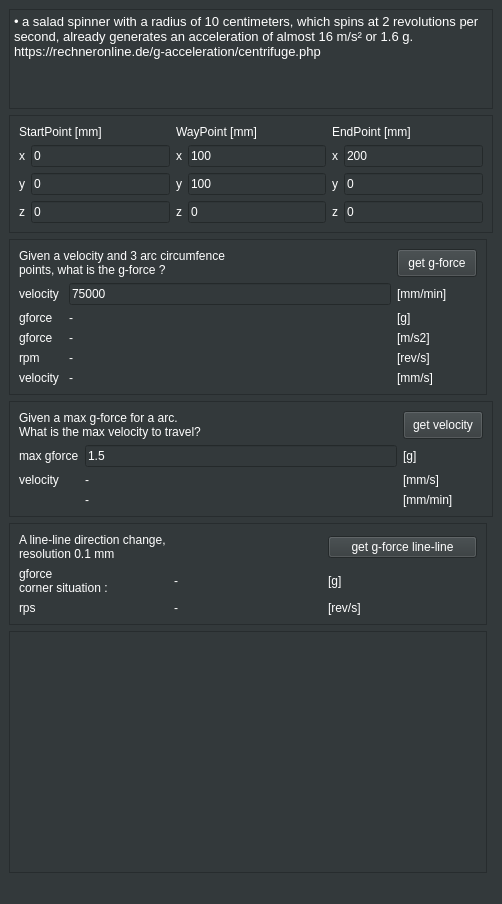
First picture: the form in mainwindow.ui, repository grotius-cnc/g_force_impact_evaluator, before the edit.
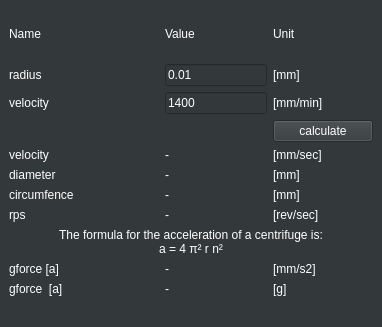
Second picture: the form after the edit.

Diff of the .ui file:
```diff
--- a/mainwindow.ui
+++ b/mainwindow.ui
@@ -6,15 +6,12 @@
    <rect>
     <x>0</x>
     <y>0</y>
-    <width>502</width>
-    <height>904</height>
+    <width>382</width>
+    <height>327</height>
    </rect>
   </property>
   <property name="windowTitle">
-   <string>G-force 3d calculator</string>
-  </property>
-  <property name="autoFillBackground">
-   <bool>false</bool>
+   <string>Gforce centrifugal calculator</string>
   </property>
   <property name="styleSheet">
    <string notr="true">background-color: rgb(51, 57, 59);
@@ -22,549 +19,269 @@
 </string>
   </property>
   <widget class="QWidget" name="centralwidget">
-   <property name="autoFillBackground">
-    <bool>false</bool>
-   </property>
-   <property name="styleSheet">
-    <string notr="true">background-color: rgb(51, 57, 59);
-color: rgb(255, 255, 255);
-</string>
-   </property>
-   <layout class="QGridLayout" name="gridLayout_11">
-    <item row="3" column="0" colspan="2">
-     <widget class="QFrame" name="frame">
-      <property name="frameShape">
-       <enum>QFrame::StyledPanel</enum>
-      </property>
-      <property name="frameShadow">
-       <enum>QFrame::Raised</enum>
-      </property>
-      <layout class="QGridLayout" name="gridLayout_7">
-       <item row="0" column="0">
-        <layout class="QGridLayout" name="gridLayout_6">
+   <layout class="QGridLayout" name="gridLayout_2">
+    <item row="1" column="0">
+     <layout class="QGridLayout" name="gridLayout_4">
+      <item row="3" column="2">
+       <widget class="QPushButton" name="pushButton_calculate">
+        <property name="text">
+         <string>calculate</string>
+        </property>
+       </widget>
+      </item>
+      <item row="1" column="1">
+       <widget class="QLineEdit" name="lineEdit_accuracy">
+        <property name="text">
+         <string>0.01</string>
+        </property>
+       </widget>
+      </item>
+      <item row="1" column="2">
+       <widget class="QLabel" name="label_2">
+        <property name="minimumSize">
+         <size>
+          <width>100</width>
+          <height>0</height>
+         </size>
+        </property>
+        <property name="text">
+         <string>[mm]</string>
+        </property>
+       </widget>
+      </item>
+      <item row="2" column="1">
+       <widget class="QLineEdit" name="lineEdit_velocity">
+        <property name="text">
+         <string>1400</string>
+        </property>
+       </widget>
+      </item>
+      <item row="2" column="0">
+       <widget class="QLabel" name="label_5">
+        <property name="minimumSize">
+         <size>
+          <width>150</width>
+          <height>0</height>
+         </size>
+        </property>
+        <property name="text">
+         <string>velocity</string>
+        </property>
+       </widget>
+      </item>
+      <item row="2" column="2">
+       <widget class="QLabel" name="label_6">
+        <property name="text">
+         <string>[mm/min]</string>
+        </property>
+       </widget>
+      </item>
          <item row="1" column="0">
+       <widget class="QLabel" name="label">
+        <property name="minimumSize">
+         <size>
+          <width>150</width>
+          <height>0</height>
+         </size>
+        </property>
+        <property name="text">
+         <string>radius</string>
+        </property>
+       </widget>
+      </item>
+      <item row="0" column="2">
+       <widget class="QLabel" name="label_18">
+        <property name="text">
+         <string>Unit</string>
+        </property>
+       </widget>
+      </item>
+      <item row="0" column="1">
           <widget class="QLabel" name="label_19">
            <property name="text">
-            <string>max gforce</string>
+         <string>Value</string>
            </property>
           </widget>
          </item>
-         <item row="2" column="0">
+      <item row="0" column="0">
           <widget class="QLabel" name="label_20">
            <property name="text">
-            <string>velocity</string>
+         <string>Name</string>
            </property>
           </widget>
          </item>
-         <item row="2" column="1">
-          <widget class="QLabel" name="label_max_velocity_mm_sec">
-           <property name="text">
-            <string>-</string>
-           </property>
-          </widget>
-         </item>
-         <item row="2" column="2">
-          <widget class="QLabel" name="label_23">
-           <property name="text">
-            <string>[mm/s]</string>
-           </property>
-          </widget>
-         </item>
-         <item row="3" column="1">
-          <widget class="QLabel" name="label_max_velocity_mm_min">
-           <property name="text">
-            <string>-</string>
-           </property>
-          </widget>
-         </item>
-         <item row="3" column="2">
-          <widget class="QLabel" name="label_25">
-           <property name="text">
-            <string>[mm/min]</string>
-           </property>
-          </widget>
-         </item>
-         <item row="1" column="1">
-          <widget class="QLineEdit" name="lineEdit_max_gforce">
-           <property name="text">
-            <string>1.5</string>
-           </property>
-          </widget>
-         </item>
-         <item row="1" column="2">
-          <widget class="QLabel" name="label_29">
-           <property name="text">
-            <string>[g]</string>
-           </property>
-          </widget>
-         </item>
-         <item row="0" column="0" colspan="2">
-          <widget class="QLabel" name="label_22">
-           <property name="text">
-            <string>Given a max g-force for a arc. 
-What is the max velocity to travel?</string>
-           </property>
-          </widget>
-         </item>
-         <item row="0" column="2">
-          <widget class="QPushButton" name="pushButton_get_max_velocity">
-           <property name="sizePolicy">
-            <sizepolicy hsizetype="Preferred" vsizetype="Preferred">
-             <horstretch>0</horstretch>
-             <verstretch>0</verstretch>
-            </sizepolicy>
-           </property>
-           <property name="text">
-            <string>get velocity</string>
-           </property>
-          </widget>
-         </item>
-        </layout>
-       </item>
-      </layout>
-     </widget>
+     </layout>
     </item>
     <item row="2" column="0">
-     <widget class="QFrame" name="frame_2">
-      <property name="frameShape">
-       <enum>QFrame::StyledPanel</enum>
-      </property>
-      <property name="frameShadow">
-       <enum>QFrame::Raised</enum>
-      </property>
-      <layout class="QGridLayout" name="gridLayout_8">
+     <layout class="QGridLayout" name="gridLayout">
        <item row="0" column="0">
-        <layout class="QGridLayout" name="gridLayout_4">
-         <item row="2" column="1">
-          <widget class="QLabel" name="label_g_force">
+       <widget class="QLabel" name="label_9">
            <property name="text">
-            <string>-</string>
+         <string>velocity</string>
            </property>
           </widget>
          </item>
-         <item row="3" column="2">
-          <widget class="QLabel" name="label_21">
-           <property name="text">
-            <string>[m/s2]</string>
-           </property>
-          </widget>
-         </item>
-         <item row="4" column="1">
-          <widget class="QLabel" name="label_rev_sec">
-           <property name="text">
-            <string>-</string>
-           </property>
-          </widget>
-         </item>
-         <item row="4" column="2">
-          <widget class="QLabel" name="label_26">
-           <property name="text">
-            <string>[rev/s]</string>
-           </property>
-          </widget>
-         </item>
-         <item row="4" column="0">
+      <item row="6" column="0">
           <widget class="QLabel" name="label_16">
            <property name="text">
-            <string>rpm</string>
+         <string>gforce  [a]</string>
            </property>
           </widget>
          </item>
-         <item row="5" column="2">
-          <widget class="QLabel" name="label_27">
-           <property name="text">
-            <string>[mm/s]</string>
-           </property>
-          </widget>
-         </item>
-         <item row="2" column="0">
-          <widget class="QLabel" name="label_13">
-           <property name="text">
-            <string>gforce</string>
-           </property>
-          </widget>
-         </item>
-         <item row="3" column="1">
-          <widget class="QLabel" name="label_g_force_ms2">
-           <property name="text">
-            <string>-</string>
-           </property>
-          </widget>
-         </item>
-         <item row="1" column="1">
-          <widget class="QLineEdit" name="lineEdit_speed">
-           <property name="text">
-            <string>75000</string>
-           </property>
-          </widget>
-         </item>
-         <item row="5" column="0">
+      <item row="2" column="2">
           <widget class="QLabel" name="label_15">
            <property name="text">
-            <string>velocity </string>
+         <string>[mm]</string>
            </property>
           </widget>
          </item>
-         <item row="3" column="0">
+      <item row="6" column="2">
           <widget class="QLabel" name="label_17">
            <property name="text">
-            <string>gforce </string>
-           </property>
-          </widget>
-         </item>
-         <item row="5" column="1">
-          <widget class="QLabel" name="label_speed_mm_sec">
-           <property name="text">
-            <string>-</string>
-           </property>
-          </widget>
-         </item>
-         <item row="2" column="2">
-          <widget class="QLabel" name="label_24">
-           <property name="text">
             <string>[g]</string>
            </property>
           </widget>
          </item>
-         <item row="1" column="2">
-          <widget class="QLabel" name="label_28">
-           <property name="text">
-            <string>[mm/min]</string>
-           </property>
-          </widget>
-         </item>
-         <item row="1" column="0">
-          <widget class="QLabel" name="label_14">
-           <property name="text">
-            <string>velocity </string>
-           </property>
-          </widget>
-         </item>
-         <item row="0" column="0" colspan="2">
-          <widget class="QLabel" name="label_18">
-           <property name="text">
-            <string>Given a velocity and 3 arc circumfence
-points, what is the g-force ?</string>
-           </property>
-          </widget>
-         </item>
-         <item row="0" column="2">
-          <widget class="QPushButton" name="pushButton_get_gforce">
-           <property name="sizePolicy">
-            <sizepolicy hsizetype="Preferred" vsizetype="Preferred">
-             <horstretch>0</horstretch>
-             <verstretch>0</verstretch>
-            </sizepolicy>
-           </property>
-           <property name="text">
-            <string>get g-force</string>
-           </property>
-          </widget>
-         </item>
-        </layout>
-       </item>
-      </layout>
-     </widget>
-    </item>
-    <item row="1" column="0" colspan="2">
-     <widget class="QFrame" name="frame_3">
-      <property name="frameShape">
-       <enum>QFrame::StyledPanel</enum>
-      </property>
-      <property name="frameShadow">
-       <enum>QFrame::Raised</enum>
-      </property>
-      <layout class="QGridLayout" name="gridLayout_10">
-       <item row="0" column="0">
-        <layout class="QGridLayout" name="gridLayout_5">
-         <item row="0" column="0">
-          <layout class="QGridLayout" name="gridLayout">
-           <item row="3" column="1">
-            <widget class="QLineEdit" name="lineEdit_p0_z">
-             <property name="text">
-              <string>0</string>
-             </property>
-            </widget>
-           </item>
-           <item row="2" column="1">
-            <widget class="QLineEdit" name="lineEdit_p0_y">
-             <property name="text">
-              <string>0</string>
-             </property>
-            </widget>
-           </item>
-           <item row="3" column="0">
+      <item row="5" column="0">
             <widget class="QLabel" name="label_3">
+        <property name="minimumSize">
+         <size>
+          <width>150</width>
+          <height>0</height>
+         </size>
+        </property>
              <property name="text">
-              <string>z</string>
+         <string>gforce [a]</string>
+        </property>
+       </widget>
+      </item>
+      <item row="0" column="1">
+       <widget class="QLabel" name="label_velocity_mm_sec">
+        <property name="text">
+         <string>-</string>
              </property>
             </widget>
            </item>
            <item row="2" column="0">
-            <widget class="QLabel" name="label_2">
+       <widget class="QLabel" name="label_13">
              <property name="text">
-              <string>y</string>
-             </property>
-            </widget>
-           </item>
-           <item row="1" column="0">
-            <widget class="QLabel" name="label">
-             <property name="text">
-              <string>x</string>
+         <string>circumfence</string>
              </property>
             </widget>
            </item>
            <item row="1" column="1">
-            <widget class="QLineEdit" name="lineEdit_p0_x">
+       <widget class="QLabel" name="label_diameter">
              <property name="text">
-              <string>0</string>
+         <string>-</string>
              </property>
             </widget>
            </item>
-           <item row="0" column="0" colspan="2">
+      <item row="5" column="2">
             <widget class="QLabel" name="label_4">
              <property name="text">
-              <string>StartPoint [mm]</string>
-             </property>
-            </widget>
-           </item>
-          </layout>
-         </item>
-         <item row="0" column="1">
-          <layout class="QGridLayout" name="gridLayout_2">
-           <item row="1" column="1">
-            <widget class="QLineEdit" name="lineEdit_p1_x">
-             <property name="text">
-              <string>100</string>
-             </property>
-            </widget>
-           </item>
-           <item row="2" column="1">
-            <widget class="QLineEdit" name="lineEdit_p1_y">
-             <property name="text">
-              <string>100</string>
-             </property>
-            </widget>
-           </item>
-           <item row="3" column="1">
-            <widget class="QLineEdit" name="lineEdit_p1_z">
-             <property name="text">
-              <string>0</string>
-             </property>
-            </widget>
-           </item>
-           <item row="2" column="0">
-            <widget class="QLabel" name="label_5">
-             <property name="text">
-              <string>y</string>
-             </property>
-            </widget>
-           </item>
-           <item row="3" column="0">
-            <widget class="QLabel" name="label_6">
-             <property name="text">
-              <string>z</string>
-             </property>
-            </widget>
-           </item>
-           <item row="1" column="0">
-            <widget class="QLabel" name="label_7">
-             <property name="text">
-              <string>x</string>
-             </property>
-            </widget>
-           </item>
-           <item row="0" column="0" colspan="2">
-            <widget class="QLabel" name="label_8">
-             <property name="text">
-              <string>WayPoint [mm]</string>
-             </property>
-            </widget>
-           </item>
-          </layout>
+         <string>[mm/s2]</string>
+        </property>
+       </widget>
          </item>
          <item row="0" column="2">
-          <layout class="QGridLayout" name="gridLayout_3">
-           <item row="2" column="0">
-            <widget class="QLabel" name="label_9">
-             <property name="text">
-              <string>y</string>
-             </property>
-            </widget>
-           </item>
-           <item row="0" column="0" colspan="2">
-            <widget class="QLabel" name="label_12">
-             <property name="text">
-              <string>EndPoint [mm]</string>
-             </property>
-            </widget>
-           </item>
-           <item row="1" column="0">
             <widget class="QLabel" name="label_11">
              <property name="text">
-              <string>x</string>
+         <string>[mm/sec]</string>
              </property>
             </widget>
            </item>
-           <item row="1" column="1">
-            <widget class="QLineEdit" name="lineEdit_p2_x">
+      <item row="6" column="1">
+       <widget class="QLabel" name="label_gforce_g">
              <property name="text">
-              <string>200</string>
-             </property>
-            </widget>
-           </item>
-           <item row="3" column="1">
-            <widget class="QLineEdit" name="lineEdit_p2_z">
-             <property name="text">
-              <string>0</string>
+         <string>-</string>
              </property>
             </widget>
            </item>
            <item row="2" column="1">
-            <widget class="QLineEdit" name="lineEdit_p2_y">
+       <widget class="QLabel" name="label_circumfence">
              <property name="text">
-              <string>0</string>
+         <string>-</string>
              </property>
             </widget>
            </item>
-           <item row="3" column="0">
+      <item row="3" column="2">
             <widget class="QLabel" name="label_10">
-             <property name="text">
-              <string>z</string>
-             </property>
-            </widget>
-           </item>
-          </layout>
-         </item>
-        </layout>
-       </item>
-      </layout>
-     </widget>
-    </item>
-    <item row="0" column="0" colspan="2">
-     <widget class="QTextBrowser" name="textBrowser">
+        <property name="minimumSize">
+         <size>
+          <width>100</width>
+          <height>0</height>
+         </size>
+        </property>
       <property name="maximumSize">
        <size>
-        <width>16777215</width>
-        <height>100</height>
-       </size>
-      </property>
-      <property name="html">
-       <string>&lt;!DOCTYPE HTML PUBLIC &quot;-//W3C//DTD HTML 4.0//EN&quot; &quot;http://www.w3.org/TR/REC-html40/strict.dtd&quot;&gt;
-&lt;html&gt;&lt;head&gt;&lt;meta name=&quot;qrichtext&quot; content=&quot;1&quot; /&gt;&lt;style type=&quot;text/css&quot;&gt;
-p, li { white-space: pre-wrap; }
-&lt;/style&gt;&lt;/head&gt;&lt;body style=&quot; font-family:'DejaVu Sans Mono'; font-size:10pt; font-weight:400; font-style:normal;&quot;&gt;
-&lt;p style=&quot; margin-top:0px; margin-bottom:0px; margin-left:0px; margin-right:0px; -qt-block-indent:0; text-indent:0px;&quot;&gt;• a salad spinner with a radius of 10 centimeters, which spins at 2 revolutions per second, already generates an acceleration of almost 16 m/s² or 1.6 g.&lt;/p&gt;
-&lt;p style=&quot; margin-top:0px; margin-bottom:0px; margin-left:0px; margin-right:0px; -qt-block-indent:0; text-indent:0px;&quot;&gt;https://rechneronline.de/g-acceleration/centrifuge.php&lt;/p&gt;&lt;/body&gt;&lt;/html&gt;</string>
+          <width>100</width>
+          <height>16777215</height>
+         </size>
+        </property>
+        <property name="text">
+         <string>[rev/sec]</string>
       </property>
      </widget>
     </item>
-    <item row="5" column="0">
-     <widget class="QFrame" name="frame_4">
-      <property name="sizePolicy">
-       <sizepolicy hsizetype="Preferred" vsizetype="Expanding">
-        <horstretch>0</horstretch>
-        <verstretch>0</verstretch>
-       </sizepolicy>
-      </property>
-      <property name="minimumSize">
-       <size>
-        <width>0</width>
-        <height>200</height>
-       </size>
-      </property>
-      <property name="frameShape">
-       <enum>QFrame::StyledPanel</enum>
-      </property>
-      <property name="frameShadow">
-       <enum>QFrame::Raised</enum>
-      </property>
-      <layout class="QGridLayout" name="gridLayout_9">
        <item row="1" column="0">
-        <layout class="QGridLayout" name="gridLayout_opencascade"/>
-       </item>
-      </layout>
-     </widget>
-    </item>
-    <item row="4" column="0">
-     <widget class="QFrame" name="frame_5">
+       <widget class="QLabel" name="label_12">
+        <property name="text">
+         <string>diameter</string>
+        </property>
+       </widget>
+      </item>
+      <item row="3" column="1">
+       <widget class="QLabel" name="label_rps">
       <property name="minimumSize">
        <size>
-        <width>0</width>
-        <height>100</height>
-       </size>
-      </property>
-      <property name="frameShape">
-       <enum>QFrame::StyledPanel</enum>
-      </property>
-      <property name="frameShadow">
-       <enum>QFrame::Raised</enum>
-      </property>
-      <layout class="QGridLayout" name="gridLayout_13">
-       <item row="0" column="0">
-        <layout class="QGridLayout" name="gridLayout_12">
-         <item row="1" column="2">
-          <widget class="QLabel" name="label_32">
-           <property name="text">
-            <string>[g]</string>
-           </property>
-          </widget>
-         </item>
-         <item row="0" column="2">
-          <widget class="QPushButton" name="pushButton_gforce_line_line">
-           <property name="text">
-            <string>get g-force line-line</string>
-           </property>
-          </widget>
-         </item>
-         <item row="1" column="0">
-          <widget class="QLabel" name="label_30">
-           <property name="text">
-            <string>gforce 
-corner situation :</string>
-           </property>
-          </widget>
-         </item>
-         <item row="1" column="1">
-          <widget class="QLabel" name="label_gforce_corner">
+          <width>100</width>
+          <height>0</height>
+         </size>
+        </property>
            <property name="text">
             <string>-</string>
            </property>
           </widget>
          </item>
-         <item row="2" column="0">
-          <widget class="QLabel" name="label_31">
+      <item row="3" column="0">
+       <widget class="QLabel" name="label_8">
+        <property name="minimumSize">
+         <size>
+          <width>150</width>
+          <height>0</height>
+         </size>
+        </property>
            <property name="text">
             <string>rps</string>
            </property>
           </widget>
          </item>
-         <item row="2" column="2">
-          <widget class="QLabel" name="label_33">
+      <item row="1" column="2">
+       <widget class="QLabel" name="label_14">
            <property name="text">
-            <string>[rev/s]</string>
+         <string>[mm]</string>
            </property>
           </widget>
          </item>
-         <item row="2" column="1">
-          <widget class="QLabel" name="label_rps_gforce_corner">
+      <item row="5" column="1">
+       <widget class="QLabel" name="label_gforce_mm_secsec">
            <property name="text">
             <string>-</string>
            </property>
           </widget>
          </item>
-         <item row="0" column="0" colspan="2">
-          <widget class="QLabel" name="label_34">
+      <item row="4" column="0" colspan="3">
+       <widget class="QLabel" name="label_7">
            <property name="text">
-            <string>A line-line direction change, 
-resolution 0.1 mm</string>
-           </property>
+         <string>The formula for the acceleration of a centrifuge is: 
+a = 4 π² r n²</string>
+        </property>
+        <property name="alignment">
+         <set>Qt::AlignCenter</set>
+        </property>
           </widget>
          </item>
         </layout>
-       </item>
-      </layout>
-     </widget>
     </item>
    </layout>
   </widget>
```
Left out of the diff: 4 changed lines with no effect on the pictures. Lines whose indentation alone changed are shown as unchanged.
